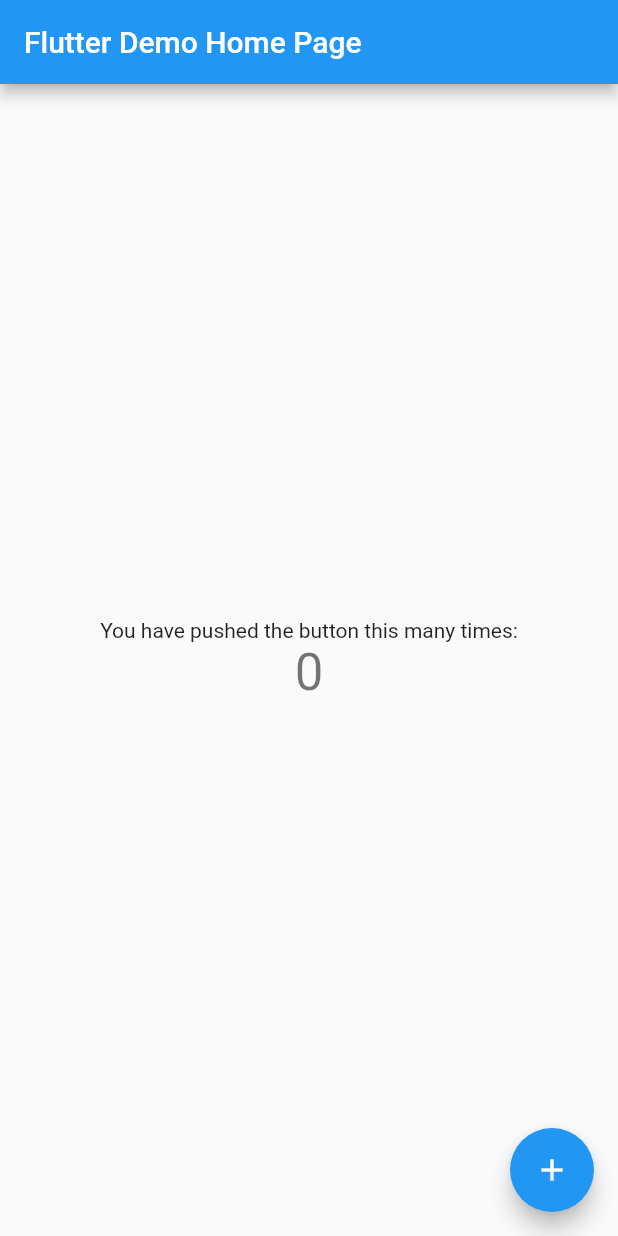
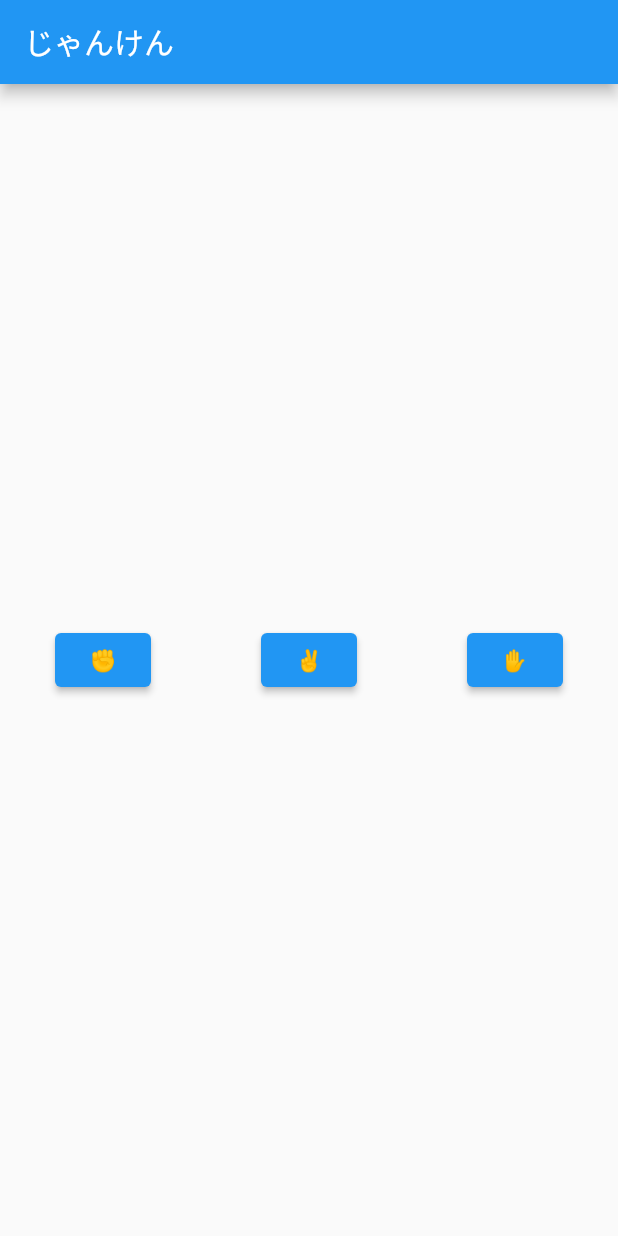
Before and after one commit to sa8a/janken_app, a Flutter app: the screen it shows after launch, on a phone screen of 412 x 824 dp. Run offline on Flutter 3.47's test engine with Material 2 defaults, Android fonts, the phone set to English and light mode, and no system bars.

Commit message:
add: ジャンケンページにグーチョキパーボタンを作成

```diff
--- a/lib/main.dart
+++ b/lib/main.dart
@@ -7,109 +7,47 @@ void main() {
 class MyApp extends StatelessWidget {
   const MyApp({super.key});
 
-  // This widget is the root of your application.
   @override
   Widget build(BuildContext context) {
-    return MaterialApp(
-      title: 'Flutter Demo',
-      theme: ThemeData(
-        // This is the theme of your application.
-        //
-        // Try running your application with "flutter run". You'll see the
-        // application has a blue toolbar. Then, without quitting the app, try
-        // changing the primarySwatch below to Colors.green and then invoke
-        // "hot reload" (press "r" in the console where you ran "flutter run",
-        // or simply save your changes to "hot reload" in a Flutter IDE).
-        // Notice that the counter didn't reset back to zero; the application
-        // is not restarted.
-        primarySwatch: Colors.blue,
-      ),
-      home: const MyHomePage(title: 'Flutter Demo Home Page'),
+    return const MaterialApp(
+      home: JankenPage(),
     );
   }
 }
 
-class MyHomePage extends StatefulWidget {
-  const MyHomePage({super.key, required this.title});
-
-  // This widget is the home page of your application. It is stateful, meaning
-  // that it has a State object (defined below) that contains fields that affect
-  // how it looks.
-
-  // This class is the configuration for the state. It holds the values (in this
-  // case the title) provided by the parent (in this case the App widget) and
-  // used by the build method of the State. Fields in a Widget subclass are
-  // always marked "final".
-
-  final String title;
+class JankenPage extends StatefulWidget {
+  const JankenPage({super.key});
 
   @override
-  State<MyHomePage> createState() => _MyHomePageState();
+  State<JankenPage> createState() => _JankenPageState();
 }
 
-class _MyHomePageState extends State<MyHomePage> {
-  int _counter = 0;
-
-  void _incrementCounter() {
-    setState(() {
-      // This call to setState tells the Flutter framework that something has
-      // changed in this State, which causes it to rerun the build method below
-      // so that the display can reflect the updated values. If we changed
-      // _counter without calling setState(), then the build method would not be
-      // called again, and so nothing would appear to happen.
-      _counter++;
-    });
-  }
-
+class _JankenPageState extends State<JankenPage> {
   @override
   Widget build(BuildContext context) {
-    // This method is rerun every time setState is called, for instance as done
-    // by the _incrementCounter method above.
-    //
-    // The Flutter framework has been optimized to make rerunning build methods
-    // fast, so that you can just rebuild anything that needs updating rather
-    // than having to individually change instances of widgets.
     return Scaffold(
       appBar: AppBar(
-        // Here we take the value from the MyHomePage object that was created by
-        // the App.build method, and use it to set our appbar title.
-        title: Text(widget.title),
+        title: const Text('じゃんけん'),
       ),
       body: Center(
-        // Center is a layout widget. It takes a single child and positions it
-        // in the middle of the parent.
-        child: Column(
-          // Column is also a layout widget. It takes a list of children and
-          // arranges them vertically. By default, it sizes itself to fit its
-          // children horizontally, and tries to be as tall as its parent.
-          //
-          // Invoke "debug painting" (press "p" in the console, choose the
-          // "Toggle Debug Paint" action from the Flutter Inspector in Android
-          // Studio, or the "Toggle Debug Paint" command in Visual Studio Code)
-          // to see the wireframe for each widget.
-          //
-          // Column has various properties to control how it sizes itself and
-          // how it positions its children. Here we use mainAxisAlignment to
-          // center the children vertically; the main axis here is the vertical
-          // axis because Columns are vertical (the cross axis would be
-          // horizontal).
-          mainAxisAlignment: MainAxisAlignment.center,
-          children: <Widget>[
-            const Text(
-              'You have pushed the button this many times:',
+        child: Row(
+          mainAxisAlignment: MainAxisAlignment.spaceAround,
+          children: [
+            ElevatedButton(
+              onPressed: () {},
+              child: const Text('✊'),
             ),
-            Text(
-              '$_counter',
-              style: Theme.of(context).textTheme.headline4,
+            ElevatedButton(
+              onPressed: () {},
+              child: const Text('✌️'),
+            ),
+            ElevatedButton(
+              onPressed: () {},
+              child: const Text('✋'),
             ),
           ],
         ),
       ),
-      floatingActionButton: FloatingActionButton(
-        onPressed: _incrementCounter,
-        tooltip: 'Increment',
-        child: const Icon(Icons.add),
-      ), // This trailing comma makes auto-formatting nicer for build methods.
     );
   }
 }
```
Also changed, not shown: 1 other file.
